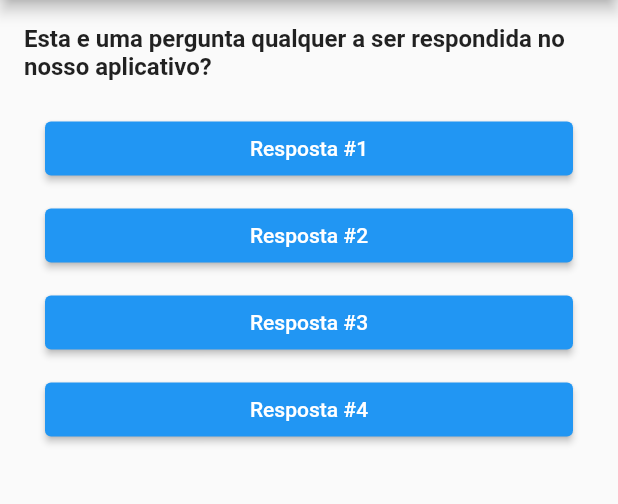
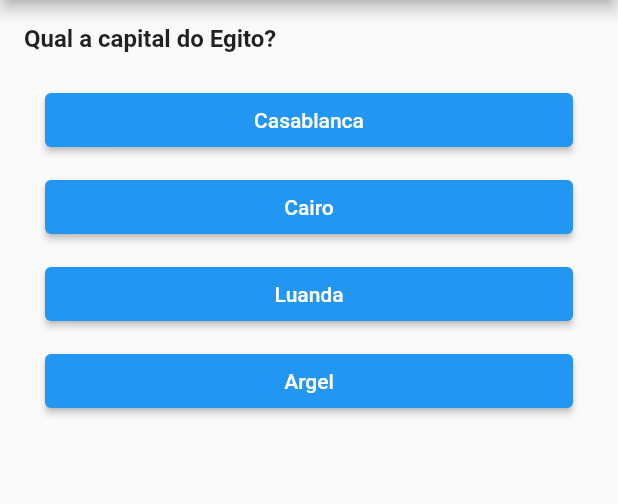
Before and after one commit to uespi-phb/prog4-20222, a Flutter app: the screen it shows after launch, on a phone screen of 412 x 824 dp, the part 84-588 px from its top. Run offline on Flutter 3.47's test engine with Material 2 defaults, Android fonts, the phone set to English and light mode, and no system bars.

Commit message:
Aula 2023-04-24

```diff
--- a/quizz/lib/models/database.dart
+++ b/quizz/lib/models/database.dart
@@ -3,7 +3,6 @@ import './question.dart';
 class Database {
   static const questions = [
     Question(
-      value: 1,
       text: 'Qual a capital do Egito?',
       options: [
         Option(text: 'Casablanca', correct: false),
@@ -13,7 +12,6 @@ class Database {
       ],
     ),
     Question(
-      value: 1,
       text: 'Qual a nota musical identificada por D#',
       options: [
         Option(text: 'Dó sustenido', correct: false),
@@ -23,7 +21,6 @@ class Database {
       ],
     ),
     Question(
-      value: 1,
       text: 'Qual a linguagem de programação utilizada pelo framework Flutter?',
       options: [
         Option(text: 'Dart', correct: true),
@@ -33,7 +30,6 @@ class Database {
       ],
     ),
     Question(
-      value: 1,
       text: 'Quem escreveu o livro 1984?',
       options: [
         Option(text: 'George Orwell', correct: true),
@@ -43,7 +39,6 @@ class Database {
       ],
     ),
     Question(
-      value: 1,
       text: 'Quem foi a primeira pessoa a viajar no Espaço?',
       options: [
         Option(text: 'Yuri Gagarin', correct: true),
@@ -53,7 +48,6 @@ class Database {
       ],
     ),
     Question(
-      value: 1,
       text: 'Que país tem o formato de uma bota?',
       options: [
         Option(text: 'Itália', correct: true),
--- a/quizz/lib/models/question.dart
+++ b/quizz/lib/models/question.dart
@@ -1,12 +1,12 @@
 class Question {
-  final int value;
   final String text;
   final List<Option> options;
+  final int value;
 
   const Question({
-    this.value = 1,
     required this.text,
     required this.options,
+    this.value = 1,
   });
 }
 
--- a/quizz/lib/screens/main_screen.dart
+++ b/quizz/lib/screens/main_screen.dart
@@ -1,35 +1,60 @@
 import 'package:flutter/material.dart';
+import 'package:quizz/screens/question_screen.dart';
+import 'package:quizz/screens/result_screen.dart';
 
-import '../widgets/answer_button.dart';
+import '../models/database.dart';
+import '../models/question.dart';
 
-class MainScreen extends StatelessWidget {
+class QuizzResult {
+  final int count;
+  final int wright;
+  final int score;
+
+  QuizzResult({
+    required this.count,
+    required this.wright,
+    required this.score,
+  });
+}
+
+class MainScreen extends StatefulWidget {
   const MainScreen({super.key});
 
   @override
+  State<MainScreen> createState() => _MainScreenState();
+}
+
+class _MainScreenState extends State<MainScreen> {
+  final List<Question> _questions = Database.questions;
+  int _quizzIndex = 0;
+  int _quizzScore = 0;
+  int _quizzWright = 0;
+
+  void _optionSelected(Option option) {
+    setState(() {
+      _quizzScore += _questions[_quizzIndex].value;
+      _quizzWright++;
+      if (option.correct) {
+        _quizzIndex++;
+      }
+    });
+    debugPrint('index = $_quizzIndex');
+    debugPrint('score = $_quizzScore');
+  }
+
+  @override
   Widget build(BuildContext context) {
-    return Scaffold(
-      appBar: AppBar(
-        title: const Text('Quizz'),
-      ),
-      body: Column(
-        crossAxisAlignment: CrossAxisAlignment.stretch,
-        children: const [
-          Padding(
-            padding: EdgeInsets.all(16.0),
-            child: Text(
-              'Esta e uma pergunta qualquer a ser respondida no nosso aplicativo?',
-              style: TextStyle(
-                fontSize: 16.0,
-                fontWeight: FontWeight.bold,
-              ),
+    return (_quizzIndex < _questions.length)
+        ? QuestionScreen(
+            question: _questions[_quizzIndex],
+            optionPressed: _optionSelected,
+          )
+        : ResultScreen(
+            result: QuizzResult(
+              count: _questions.length,
+              wright: _quizzWright,
+              score: _quizzScore,
             ),
-          ),
-          AnswerButton(text: 'Resposta #1'),
-          AnswerButton(text: 'Resposta #2'),
-          AnswerButton(text: 'Resposta #3'),
-          AnswerButton(text: 'Resposta #4'),
-        ],
-      ),
-    );
+          );
   }
 }
--- /dev/null
+++ b/quizz/lib/screens/question_screen.dart
@@ -0,0 +1,45 @@
+import 'package:flutter/material.dart';
+import 'package:quizz/widgets/option_button.dart';
+
+import '../models/question.dart';
+
+class QuestionScreen extends StatelessWidget {
+  final Question question;
+  final OptionPressed optionPressed;
+
+  const QuestionScreen({
+    super.key,
+    required this.question,
+    required this.optionPressed,
+  });
+
+  @override
+  Widget build(BuildContext context) {
+    return Scaffold(
+      appBar: AppBar(
+        title: const Text('Quizz'),
+      ),
+      body: Column(
+        crossAxisAlignment: CrossAxisAlignment.stretch,
+        children: [
+          Padding(
+            padding: const EdgeInsets.all(16.0),
+            child: Text(
+              question.text,
+              style: const TextStyle(
+                fontSize: 16.0,
+                fontWeight: FontWeight.bold,
+              ),
+            ),
+          ),
+          ...question.options.map(
+            (option) => OptionButton(
+              option: option,
+              onPressed: optionPressed,
+            ),
+          )
+        ],
+      ),
+    );
+  }
+}
--- a/quizz/lib/widgets/answer_button.dart
+++ /dev/null
@@ -1,24 +0,0 @@
-import 'package:flutter/material.dart';
-
-class AnswerButton extends StatelessWidget {
-  final String text;
-
-  const AnswerButton({
-    super.key,
-    required this.text,
-  });
-
-  @override
-  Widget build(BuildContext context) {
-    return Padding(
-      padding: const EdgeInsets.symmetric(
-        horizontal: 30.0,
-        vertical: 5.0,
-      ),
-      child: ElevatedButton(
-        onPressed: () {},
-        child: Text(text),
-      ),
-    );
-  }
-}
--- /dev/null
+++ b/quizz/lib/widgets/option_button.dart
@@ -0,0 +1,32 @@
+import 'package:flutter/material.dart';
+
+import '../models/question.dart';
+
+typedef OptionPressed = void Function(Option);
+
+class OptionButton extends StatelessWidget {
+  final Option option;
+  final OptionPressed onPressed;
+
+  const OptionButton({
+    super.key,
+    required this.option,
+    required this.onPressed,
+  });
+
+  @override
+  Widget build(BuildContext context) {
+    return Padding(
+      padding: const EdgeInsets.symmetric(
+        horizontal: 30.0,
+        vertical: 5.0,
+      ),
+      child: ElevatedButton(
+        onPressed: () {
+          onPressed(option);
+        },
+        child: Text(option.text),
+      ),
+    );
+  }
+}
```
Also changed, not shown: quizz/lib/screens/result_screen.dart (added, +22 -0 lines).
